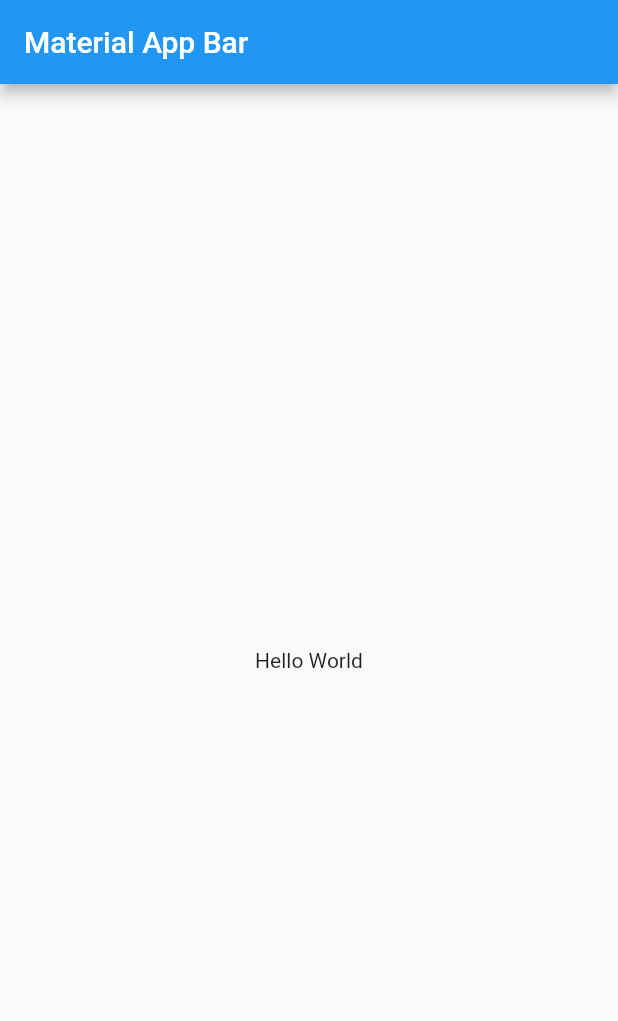
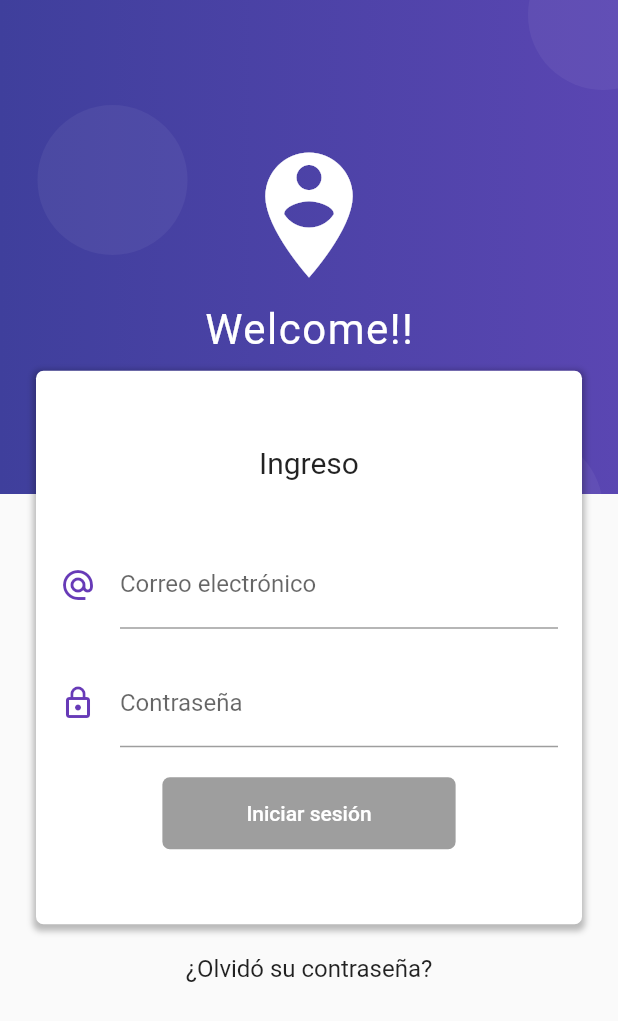
Before and after one commit to ISCFERNANDO/login-bloc-form-validator, a Flutter app: the screen it shows after launch, on a phone screen of 412 x 824 dp. Shown: the top 1021 px of the screen. Run offline on Flutter 3.47's test engine with Material 2 defaults, Android fonts, the phone set to English and light mode, and no system bars; our stand-ins replace rxdart.

Commit message:
feat: se termina proyecto

```diff
--- a/lib/src/app.dart
+++ b/lib/src/app.dart
@@ -1,18 +1,22 @@
 import 'package:flutter/material.dart';
+import 'package:login_bloc/src/blocs/provider.dart';
+import 'package:login_bloc/src/screens/home_screen.dart';
+import 'package:login_bloc/src/screens/login_screen.dart';
 
 class MyApp extends StatelessWidget {
   @override
   Widget build(BuildContext context) {
-    return MaterialApp(
-      title: 'Login Bloc',
-      home: Scaffold(
-        appBar: AppBar(
-          title: Text('Material App Bar'),
-        ),
-        body: Center(
-          child: Container(
-            child: Text('Hello World'),
-          ),
+    return Provider(
+      child: MaterialApp(
+        title: 'Login Bloc',
+        debugShowCheckedModeBanner: false,
+        initialRoute: LoginScreen.routeName,
+        routes: {
+          LoginScreen.routeName: (_) => LoginScreen(),
+          HomeScreen.routeName: (_) => HomeScreen(),
+        },
+        theme: ThemeData(
+          primaryColor: Colors.deepPurple,
         ),
       ),
     );
--- /dev/null
+++ b/lib/src/blocs/login_bloc.dart
@@ -0,0 +1,28 @@
+import 'dart:async';
+
+import 'package:login_bloc/src/blocs/validators.dart';
+import 'package:rxdart/rxdart.dart';
+
+class LoginBloc with Validators {
+  final _emailController = BehaviorSubject<String>();
+  final _passwordController = BehaviorSubject<String>();
+
+  Function(String) get changeEmail => _emailController.sink.add;
+  Function(String) get changePassword => _passwordController.sink.add;
+
+  Stream<String> get emailStream =>
+      _emailController.stream.transform(validarEmail);
+  Stream<String> get passwordStream =>
+      _passwordController.stream.transform(validarPassword);
+
+  Stream<bool> get isValidFormStream =>
+      Observable.combineLatest2(emailStream, passwordStream, (e, p) => true);
+
+  String get email => _emailController.value;
+  String get password => _passwordController.value;
+
+  disponse() {
+    _emailController?.close();
+    _passwordController?.close();
+  }
+}
--- /dev/null
+++ b/lib/src/blocs/provider.dart
@@ -0,0 +1,25 @@
+import 'package:flutter/material.dart';
+
+import 'login_bloc.dart';
+
+class Provider extends InheritedWidget {
+  static Provider _instance;
+
+  final loginBloc = LoginBloc();
+
+  factory Provider({Key key, Widget child}) {
+    if (_instance == null) {
+      _instance = Provider._(key: key, child: child);
+    }
+    return _instance;
+  }
+
+  Provider._({Key key, Widget child}) : super(key: key, child: child);
+
+  @override
+  bool updateShouldNotify(covariant InheritedWidget oldWidget) => true;
+
+  static LoginBloc of(BuildContext context) {
+    return (context.dependOnInheritedWidgetOfExactType<Provider>()).loginBloc;
+  }
+}
--- /dev/null
+++ b/lib/src/blocs/validators.dart
@@ -0,0 +1,26 @@
+import 'dart:async';
+
+class Validators {
+  final validarPassword = StreamTransformer<String, String>.fromHandlers(
+    handleData: (password, sink) {
+      if (password.length >= 6) {
+        sink.add(password);
+      } else {
+        sink.addError('La contraseña debe tener al menos 6 caracteres');
+      }
+    },
+  );
+
+  final validarEmail = StreamTransformer<String, String>.fromHandlers(
+    handleData: (email, sink) {
+      Pattern pattern =
+          r'^(([^<>()[\]\\.,;:\s@\"]+(\.[^<>()[\]\\.,;:\s@\"]+)*)|(\".+\"))@((\[[0-9]{1,3}\.[0-9]{1,3}\.[0-9]{1,3}\.[0-9]{1,3}\])|(([a-zA-Z\-0-9]+\.)+[a-zA-Z]{2,}))$';
+      RegExp regExp = RegExp(pattern);
+      if (regExp.hasMatch(email)) {
+        sink.add(email);
+      } else {
+        sink.addError('Correo electrónico inválido');
+      }
+    },
+  );
+}
--- /dev/null
+++ b/lib/src/screens/home_screen.dart
@@ -0,0 +1,15 @@
+import 'package:flutter/material.dart';
+
+class HomeScreen extends StatelessWidget {
+  static final String routeName = 'home';
+
+  @override
+  Widget build(BuildContext context) {
+    return Scaffold(
+      appBar: AppBar(
+        title: Text('Home page'),
+        backgroundColor: Colors.deepPurple,
+      ),
+    );
+  }
+}
--- /dev/null
+++ b/lib/src/screens/login_screen.dart
@@ -0,0 +1,19 @@
+import 'package:flutter/material.dart';
+import 'package:login_bloc/src/widgets/login_background.dart';
+import 'package:login_bloc/src/widgets/login_form_widget.dart';
+
+class LoginScreen extends StatelessWidget {
+  static final String routeName = 'login';
+
+  @override
+  Widget build(BuildContext context) {
+    return Scaffold(
+      body: Stack(
+        children: [
+          LoginBackgroundWidget(),
+          LoginFormWidget(),
+        ],
+      ),
+    );
+  }
+}
--- /dev/null
+++ b/lib/src/widgets/login_background.dart
@@ -0,0 +1,62 @@
+import 'package:flutter/material.dart';
+
+class LoginBackgroundWidget extends StatelessWidget {
+  const LoginBackgroundWidget({Key key}) : super(key: key);
+
+  @override
+  Widget build(BuildContext context) {
+    final size = MediaQuery.of(context).size;
+    return _buildFondoMorado(size);
+  }
+
+  _buildFondoMorado(Size size) {
+    final fondoMorado = Container(
+      height: size.height * 0.4,
+      width: double.infinity,
+      decoration: BoxDecoration(
+        gradient: LinearGradient(
+          colors: [
+            Color.fromRGBO(63, 63, 156, 1.0),
+            Color.fromRGBO(90, 70, 178, 1.0),
+          ],
+        ),
+      ),
+      child: Column(
+        mainAxisAlignment: MainAxisAlignment.center,
+        children: <Widget>[
+          Icon(
+            Icons.person_pin_circle,
+            color: Colors.white,
+            size: 100.0,
+          ),
+          SizedBox(height: 10),
+          Text(
+            'Welcome!!',
+            style: TextStyle(
+              color: Colors.white,
+              fontSize: 28,
+              letterSpacing: 1,
+            ),
+          ),
+        ],
+      ),
+    );
+
+    final circulo = Container(
+      width: 100.0,
+      height: 100.0,
+      decoration: BoxDecoration(
+        borderRadius: BorderRadius.circular(100.0),
+        color: Colors.white.withOpacity(0.05),
+      ),
+    );
+    return Stack(
+      children: [
+        fondoMorado,
+        Positioned(top: 70, left: 25, child: circulo),
+        Positioned(top: -40, right: -40, child: circulo),
+        Positioned(bottom: -60, right: 10, child: circulo),
+      ],
+    );
+  }
+}
--- /dev/null
+++ b/lib/src/widgets/login_form_widget.dart
@@ -0,0 +1,114 @@
+import 'package:flutter/material.dart';
+import 'package:login_bloc/src/blocs/login_bloc.dart';
+import 'package:login_bloc/src/blocs/provider.dart';
+
+class LoginFormWidget extends StatelessWidget {
+  @override
+  Widget build(BuildContext context) {
+    final size = MediaQuery.of(context).size;
+    final bloc = Provider.of(context);
+    return SingleChildScrollView(
+      child: Column(
+        children: <Widget>[
+          SafeArea(
+            child: Container(
+              height: size.height * 0.30,
+            ),
+          ),
+          Container(
+            width: double.infinity,
+            margin: EdgeInsets.symmetric(horizontal: 24.0),
+            padding: EdgeInsets.symmetric(vertical: 50.0, horizontal: 16.0),
+            decoration: BoxDecoration(
+              color: Colors.white,
+              borderRadius: BorderRadius.circular(5.0),
+              boxShadow: <BoxShadow>[
+                BoxShadow(
+                  color: Colors.black26,
+                  blurRadius: 3.0,
+                  offset: Offset(0.0, 2.0),
+                  spreadRadius: 2.0,
+                ),
+              ],
+            ),
+            child: Column(
+              children: <Widget>[
+                Text('Ingreso', style: TextStyle(fontSize: 20.0)),
+                SizedBox(height: 40.0),
+                _crearEmail(bloc),
+                SizedBox(height: 20.0),
+                _crearPassword(bloc),
+                SizedBox(height: 20.0),
+                _crearBoton(bloc),
+              ],
+            ),
+          ),
+          SizedBox(height: 20.0),
+          Text('¿Olvidó su contraseña?', style: TextStyle(fontSize: 16)),
+          //SizedBox(height: 50.0),
+        ],
+      ),
+    );
+  }
+
+  Widget _crearEmail(LoginBloc bloc) {
+    return StreamBuilder<String>(
+      stream: bloc.emailStream,
+      builder: (context, snapshot) {
+        return TextField(
+          keyboardType: TextInputType.emailAddress,
+          decoration: InputDecoration(
+            icon: Icon(Icons.alternate_email, color: Colors.deepPurple),
+            hintText: 'ejemplo@gmail.com',
+            labelText: 'Correo electrónico',
+            errorText: snapshot.error,
+          ),
+          onChanged: bloc.changeEmail,
+        );
+      },
+    );
+  }
+
+  Widget _crearPassword(LoginBloc bloc) {
+    return StreamBuilder<String>(
+      stream: bloc.passwordStream,
+      builder: (context, snapshot) {
+        return TextField(
+          keyboardType: TextInputType.text,
+          obscureText: true,
+          decoration: InputDecoration(
+            icon: Icon(Icons.lock_outline, color: Colors.deepPurple),
+            labelText: 'Contraseña',
+            errorText: snapshot.error,
+          ),
+          onChanged: bloc.changePassword,
+        );
+      },
+    );
+  }
+
+  Widget _crearBoton(LoginBloc bloc) {
+    return StreamBuilder<bool>(
+      stream: bloc.isValidFormStream,
+      builder: (context, snapshot) {
+        return RaisedButton(
+          child: Container(
+            padding: EdgeInsets.symmetric(horizontal: 40.0, vertical: 16.0),
+            child: Text('Iniciar sesión'),
+          ),
+          shape: RoundedRectangleBorder(
+            borderRadius: BorderRadius.circular(5.0),
+          ),
+          elevation: 0,
+          color: Colors.deepPurple,
+          textColor: Colors.white,
+          onPressed: snapshot.hasData ? () => _login(bloc, context) : null,
+        );
+      },
+    );
+  }
+
+  _login(LoginBloc bloc, BuildContext context) {
+    Navigator.pushReplacementNamed(context, 'home');
+  }
+}
--- a/pubspec.yaml
+++ b/pubspec.yaml
@@ -28,6 +28,7 @@ dependencies:
   # The following adds the Cupertino Icons font to your application.
   # Use with the CupertinoIcons class for iOS style icons.
   cupertino_icons: ^1.0.0
+  rxdart: ^0.22.0
 
 dev_dependencies:
   flutter_test:
```
Also changed, not shown: pubspec.lock, 1 other file.
